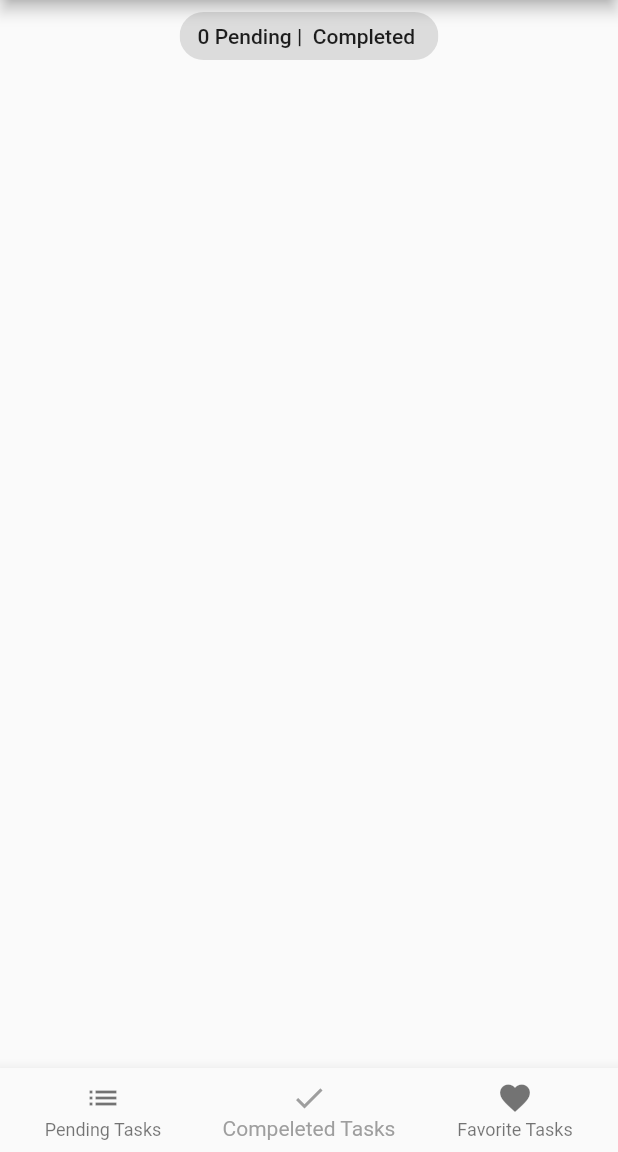
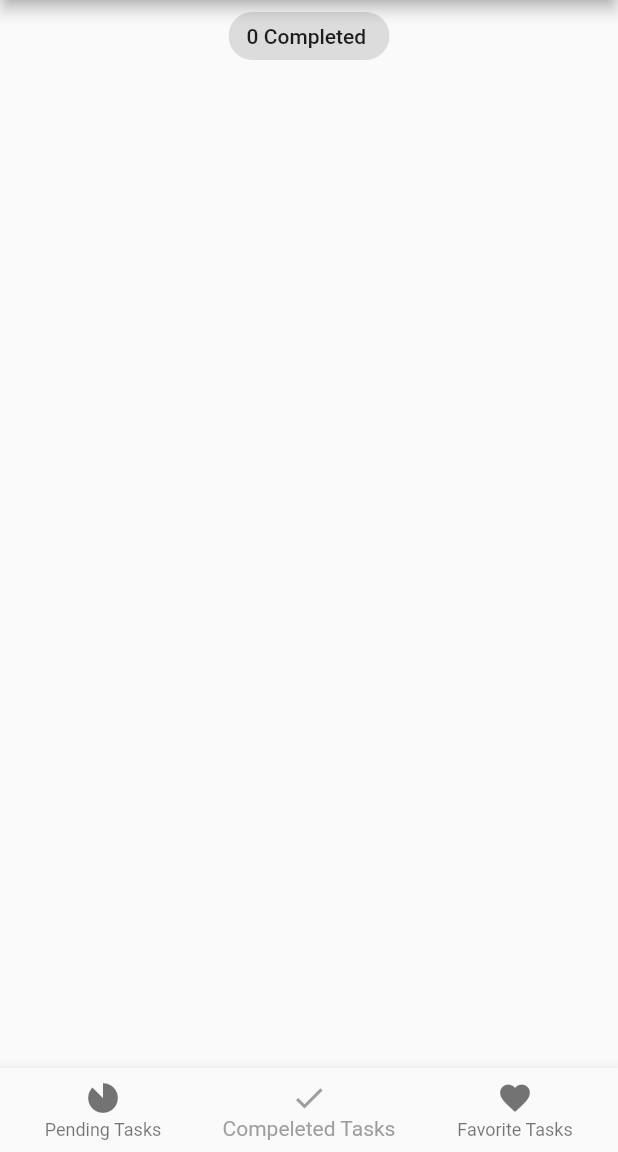
Before and after one commit to ESHFFD/todo_bloc, a Flutter app: the screen it shows after launch, item 2 of the bottom bar chosen, on a phone screen of 412 x 824 dp, the part 84-1236 px from its top. Run offline on Flutter 3.47's test engine with Material 2 defaults, Android fonts, the phone set to English and light mode, and no system bars; our stand-ins replace equatable, flutter_bloc, hydrated_bloc.

```diff
--- a/lib/presentation/screens/compeleted_view.dart
+++ b/lib/presentation/screens/compeleted_view.dart
@@ -13,8 +13,7 @@ class CompeletedScreen extends StatelessWidget {
         List<Task> taskList = state.compeletedTask;
         return Column(children: [
           Center(
-            child:
-                Chip(label: Text('${taskList.length} Pending |  Completed ')),
+            child: Chip(label: Text('${taskList.length} Completed ')),
           ),
           TaskList(
             taskList: taskList,
--- a/lib/presentation/screens/tab_screen/tab_screen.dart
+++ b/lib/presentation/screens/tab_screen/tab_screen.dart
@@ -55,7 +55,8 @@ class _TabScreenState extends State<TabScreen> {
         currentIndex: selectedIndex,
         items: const [
           BottomNavigationBarItem(
-              icon: Icon(Icons.list), label: 'Pending Tasks'),
+              icon: Icon(Icons.incomplete_circle_sharp),
+              label: 'Pending Tasks'),
           BottomNavigationBarItem(
               icon: Icon(Icons.done), label: 'Compeleted Tasks'),
           BottomNavigationBarItem(
```
Also changed, not shown: lib/presentation/screens/home_page/widgets/drawer.dart (+8 -2 lines), lib/presentation/screens/home_page/widgets/tasks_list.dart (+19 -7 lines).
